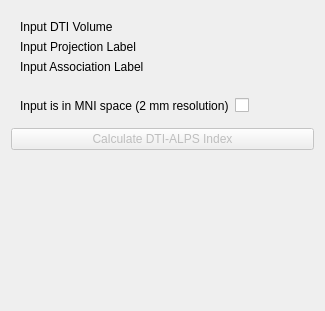
Before: the Qt Designer form DTI_ALPS/Resources/UI/DTI_ALPS.ui in LOAMRI/Slicer-DTI-ALPS, drawn with Qt 5.
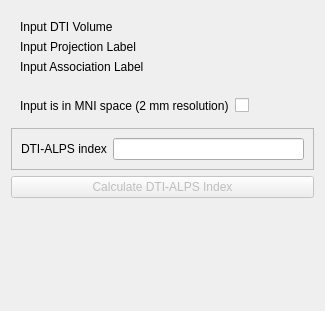
After: the same form once the commit is applied. Custom widgets are drawn as their Qt base class.

Commit message: ENH: Add output value in the Module GUI

```diff
--- a/DTI_ALPS/Resources/UI/DTI_ALPS.ui
+++ b/DTI_ALPS/Resources/UI/DTI_ALPS.ui
@@ -147,6 +147,37 @@
      </layout>
     </widget>
    </item>
+   <item>
+    <widget class="QFrame" name="frame">
+     <property name="minimumSize">
+      <size>
+       <width>100</width>
+       <height>30</height>
+      </size>
+     </property>
+     <property name="frameShape">
+      <enum>QFrame::StyledPanel</enum>
+     </property>
+     <property name="frameShadow">
+      <enum>QFrame::Raised</enum>
+     </property>
+     <property name="lineWidth">
+      <number>5</number>
+     </property>
+     <layout class="QGridLayout" name="gridLayout_2">
+      <item row="0" column="0">
+       <widget class="QLabel" name="label">
+        <property name="text">
+         <string>DTI-ALPS index</string>
+        </property>
+       </widget>
+      </item>
+      <item row="0" column="1">
+       <widget class="QLineEdit" name="dti_alps_output"/>
+      </item>
+     </layout>
+    </widget>
+   </item>
    <item>
     <widget class="QPushButton" name="applyButton">
      <property name="enabled">
```
The commit also changes 2 other files.
